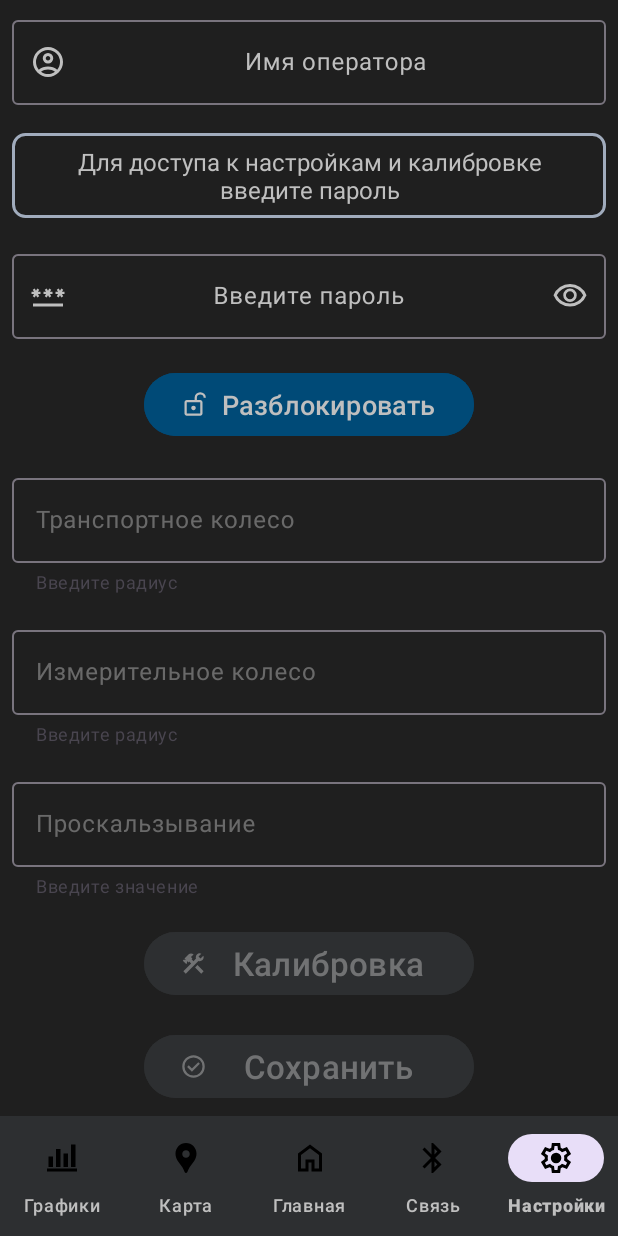
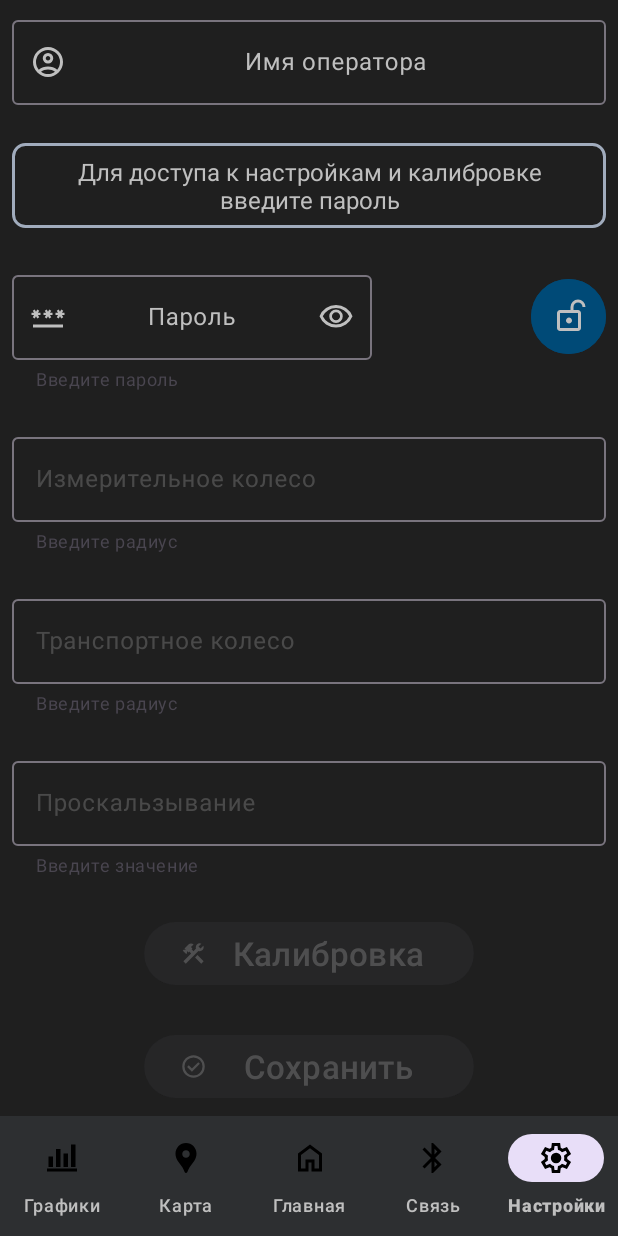
Before and after one commit to mkopichev/iksem_new, an Android app: the screen it shows after launch (MainActivity), item 5 of the bottom bar chosen, on a phone screen of 412 x 824 dp. Run offline under Robolectric (Android 15) with nearby library versions, the phone set to English and light mode, and no system bars.

Commit message:
settings fragment rearranged

```diff
--- a/iksem_software/app/src/main/res/drawable/button_general.xml
+++ b/iksem_software/app/src/main/res/drawable/button_general.xml
@@ -2,5 +2,5 @@
 <selector xmlns:android="http://schemas.android.com/apk/res/android">
     <item android:color="@color/blue_deep" android:state_enabled="true" android:state_pressed="false" />
     <item android:color="@color/blue_light" android:state_enabled="true" android:state_pressed="true" />
-    <item android:color="@color/background_over" android:state_enabled="false" />
+    <item android:color="@color/background_over_disabled" android:state_enabled="false" />
 </selector>
--- a/iksem_software/app/src/main/res/drawable/button_green.xml
+++ b/iksem_software/app/src/main/res/drawable/button_green.xml
@@ -2,5 +2,5 @@
 <selector xmlns:android="http://schemas.android.com/apk/res/android">
     <item android:color="@color/green" android:state_enabled="true" android:state_pressed="false" />
     <item android:color="@color/green_light" android:state_enabled="true" android:state_pressed="true" />
-    <item android:color="@color/green_disabled" android:state_enabled="false" />
+    <item android:color="@color/background_over_disabled" android:state_enabled="false" />
 </selector>
--- a/iksem_software/app/src/main/res/drawable/button_red.xml
+++ b/iksem_software/app/src/main/res/drawable/button_red.xml
@@ -2,5 +2,5 @@
 <selector xmlns:android="http://schemas.android.com/apk/res/android">
     <item android:color="@color/red" android:state_enabled="true" android:state_pressed="false" />
     <item android:color="@color/red_light" android:state_enabled="true" android:state_pressed="true" />
-    <item android:color="@color/red_disabled" android:state_enabled="false" />
+    <item android:color="@color/background_over_disabled" android:state_enabled="false" />
 </selector>
--- a/iksem_software/app/src/main/res/layout/fragment_settings.xml
+++ b/iksem_software/app/src/main/res/layout/fragment_settings.xml
@@ -4,6 +4,7 @@
     xmlns:tools="http://schemas.android.com/tools"
     android:layout_width="match_parent"
     android:layout_height="match_parent"
+    android:layout_marginHorizontal="32dp"
     tools:context=".ui.settings.SettingsFragment">
 
     <TextView
@@ -60,18 +61,18 @@
         app:layout_constraintStart_toStartOf="parent"
         app:layout_constraintTop_toBottomOf="@id/settings_operator_title" />
 
-
     <com.google.android.material.textfield.TextInputLayout
         android:id="@+id/settings_password_title"
         style="@style/input_edit_text"
-        android:layout_width="match_parent"
+        android:layout_width="wrap_content"
         android:layout_height="wrap_content"
+        android:minWidth="240dp"
         android:layout_marginBottom="@dimen/activity_vertical_margin"
-        android:hint="@string/settings_input_password"
+        android:hint="@string/settings_password"
         app:endIconDrawable="@drawable/button_visibility"
         app:endIconMode="password_toggle"
-        app:layout_constraintBottom_toTopOf="@id/settings_password_button"
-        app:layout_constraintEnd_toEndOf="parent"
+        app:helperText="@string/settings_input_password"
+        app:layout_constraintBottom_toTopOf="@id/settings_measuring_radius_title"
         app:layout_constraintStart_toStartOf="parent"
         app:layout_constraintTop_toBottomOf="@id/settings_password_warning"
         app:startIconContentDescription="@string/settings_input_password"
@@ -90,16 +91,23 @@
     <com.google.android.material.button.MaterialButton
         android:id="@+id/settings_password_button"
         style="@style/button_general"
-        android:layout_width="wrap_content"
+        android:layout_width="0dp"
         android:layout_height="wrap_content"
-        android:layout_marginBottom="@dimen/activity_vertical_margin"
-        android:minWidth="220dp"
-        android:text="@string/button_unblock_settings"
+        android:layout_marginBottom="16dp"
+        android:contentDescription="@string/button_unlock_settings"
+        android:insetLeft="0dp"
+        android:insetTop="0dp"
+        android:insetRight="0dp"
+        android:insetBottom="0dp"
+        app:flow_verticalAlign="bottom"
         app:icon="@drawable/ic_unlock"
+        app:iconGravity="textStart"
+        app:iconPadding="0dp"
+        app:iconSize="24dp"
         app:layout_constraintBottom_toTopOf="@id/settings_measuring_radius_title"
+        app:layout_constraintDimensionRatio="1:1"
         app:layout_constraintEnd_toEndOf="parent"
-        app:layout_constraintStart_toStartOf="parent"
-        app:layout_constraintTop_toBottomOf="@id/settings_password_title" />
+        app:layout_constraintTop_toBottomOf="@id/settings_password_warning" />
 
     <com.google.android.material.textfield.TextInputLayout
         android:id="@+id/settings_measuring_radius_title"
@@ -107,14 +115,14 @@
         android:layout_width="match_parent"
         android:layout_height="wrap_content"
         android:layout_marginBottom="@dimen/activity_vertical_margin"
-        android:hint="@string/settings_transport_wheel"
+        android:hint="@string/settings_measuring_wheel"
         app:endIconDrawable="@drawable/ic_clear"
         app:endIconMode="clear_text"
         app:helperText="@string/settings_input_radius"
         app:layout_constraintBottom_toTopOf="@id/settings_driving_radius_title"
         app:layout_constraintEnd_toEndOf="parent"
         app:layout_constraintStart_toStartOf="parent"
-        app:layout_constraintTop_toBottomOf="@id/settings_password_button"
+        app:layout_constraintTop_toBottomOf="@id/settings_password_title"
         app:suffixText="@string/settings_mm">
 
         <com.google.android.material.textfield.TextInputEditText
@@ -132,7 +140,7 @@
         android:layout_width="match_parent"
         android:layout_height="wrap_content"
         android:layout_marginBottom="@dimen/activity_vertical_margin"
-        android:hint="@string/settings_measuring_wheel"
+        android:hint="@string/settings_transport_wheel"
         app:endIconDrawable="@drawable/ic_clear"
         app:endIconMode="clear_text"
         app:helperText="@string/settings_input_radius"
@@ -182,7 +190,6 @@
         android:layout_width="wrap_content"
         android:layout_height="wrap_content"
         android:layout_marginBottom="@dimen/activity_vertical_margin"
-        android:minWidth="220dp"
         android:text="@string/settings_calibration_button"
         app:icon="@drawable/ic_calibration"
         app:layout_constraintBottom_toTopOf="@id/settings_save_button"
@@ -195,7 +202,6 @@
         style="@style/button_general_disabled"
         android:layout_width="wrap_content"
         android:layout_height="wrap_content"
-        android:minWidth="220dp"
         android:text="@string/settings_save_button"
         app:icon="@drawable/ic_check"
         app:layout_constraintBottom_toBottomOf="parent"
--- a/iksem_software/app/src/main/res/values/colors.xml
+++ b/iksem_software/app/src/main/res/values/colors.xml
@@ -6,9 +6,9 @@
     <color name="background_over">#2d2f31</color>
     <color name="background_over_disabled">#442d2f31</color>
     <color name="background_text">#bfbfbf</color>
-    <color name="background_text_disabled">#77bfbfbf</color>
+    <color name="background_text_disabled">#44bfbfbf</color>
     <color name="background_text_hint">#aabfbfbf</color>
-    <color name="background_text_hint_disabled">#77bfbfbf</color>
+    <color name="background_text_hint_disabled">#44bfbfbf</color>
     <color name="green_pale">#a5ffc9</color>
     <color name="blue_pale">#a5c9ff</color>
     <color name="blue_deep">#004a77</color>
--- a/iksem_software/app/src/main/res/values/strings.xml
+++ b/iksem_software/app/src/main/res/values/strings.xml
@@ -25,7 +25,7 @@
     <string name="button_cancel">Отмена</string>
     <string name="settings_save_button">Сохранить</string>
     <string name="settings_calibration_button">Калибровка</string>
-    <string name="button_unblock_settings">Разблокировать</string>
+    <string name="button_unlock_settings">Разблокировать</string>
     <string name="home_start_button">Старт</string>
     <string name="home_stop_button">Стоп</string>
     <string name="home_both_ways_protocol">Заезд в обе стороны</string>
@@ -97,4 +97,5 @@
     <string name="settings_percent" translatable="false">%</string>
     <string name="settings_input_radius">Введите радиус</string>
     <string name="settings_input_value">Введите значение</string>
+    <string name="settings_password">Пароль</string>
 </resources>
--- a/iksem_software/app/src/main/res/values/themes.xml
+++ b/iksem_software/app/src/main/res/values/themes.xml
@@ -31,6 +31,7 @@
 
     <style name="input_edit_text" parent="header_text_2">
         <item name="android:minHeight">50dp</item>
+        <item name="android:minWidth">220dp</item>
         <item name="android:textColor">@color/background_text</item>
         <item name="android:textColorHint">@color/background_text</item>
         <item name="hintTextColor">@color/background_text</item>
@@ -53,7 +54,9 @@
     </style>
 
     <style name="button_general" parent="Widget.Material3.Button">
-        <item name="android:autoSizeMaxTextSize">28sp</item>
+        <item name="android:minHeight">50dp</item>
+        <item name="android:minWidth">220dp</item>
+        <item name="android:autoSizeMaxTextSize">22sp</item>
         <item name="android:autoSizeMinTextSize">18sp</item>
         <item name="android:autoSizeTextType">uniform</item>
         <item name="android:gravity">center</item>
@@ -64,7 +67,6 @@
         <item name="android:focusable">true</item>
         <item name="android:clickable">true</item>
         <item name="android:enabled">true</item>
-        <item name="android:minHeight">50dp</item>
     </style>
 
     <style name="button_general_disabled" parent="button_general">
@@ -82,20 +84,20 @@
         <item name="android:enabled">true</item>
     </style>
 
-    <style name="button_green_disabled" parent="button_green">
+    <style name="button_green_disabled" parent="button_general_disabled">
         <item name="android:focusable">false</item>
         <item name="android:clickable">false</item>
         <item name="android:enabled">false</item>
     </style>
 
-    <style name="button_red" parent="button_green">
+    <style name="button_red" parent="button_general">
         <item name="android:backgroundTint">@drawable/button_red</item>
         <item name="android:focusable">true</item>
         <item name="android:clickable">true</item>
         <item name="android:enabled">true</item>
     </style>
 
-    <style name="button_red_disabled" parent="button_red">
+    <style name="button_red_disabled" parent="button_general_disabled">
         <item name="android:backgroundTint">@drawable/button_red</item>
         <item name="android:focusable">false</item>
         <item name="android:clickable">false</item>
```
Also changed, not shown: iksem_software/app/src/main/res/layout/fragment_home.xml (+13 -10 lines), 1 other file.
